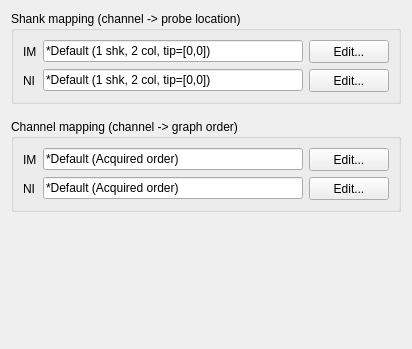
Old version of the form Forms/MapTab.ui in the repository billkarsh/SpikeGLX.
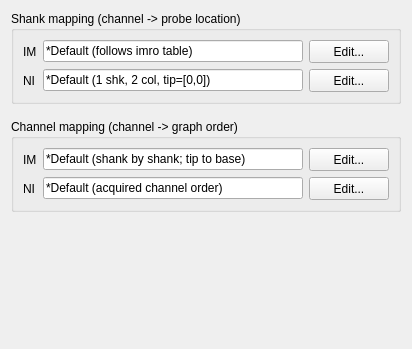
New version of the form.

Commit message: Parity with 3.0 version; Add new imro selectors

Diff of the .ui file:
```diff
--- a/Forms/MapTab.ui
+++ b/Forms/MapTab.ui
@@ -42,7 +42,7 @@
          </size>
         </property>
         <property name="text">
-         <string>*Default (Acquired order)</string>
+         <string>*Default (acquired channel order)</string>
         </property>
         <property name="readOnly">
          <bool>false</bool>
@@ -61,7 +61,7 @@
          </size>
         </property>
         <property name="text">
-         <string>*Default (Acquired order)</string>
+         <string>*Default (shank by shank; tip to base)</string>
         </property>
         <property name="readOnly">
          <bool>false</bool>
@@ -141,7 +141,7 @@
          </size>
         </property>
         <property name="text">
-         <string>*Default (1 shk, 2 col, tip=[0,0])</string>
+         <string>*Default (follows imro table)</string>
         </property>
         <property name="readOnly">
          <bool>false</bool>
```
The commit also changes 65 other files.
